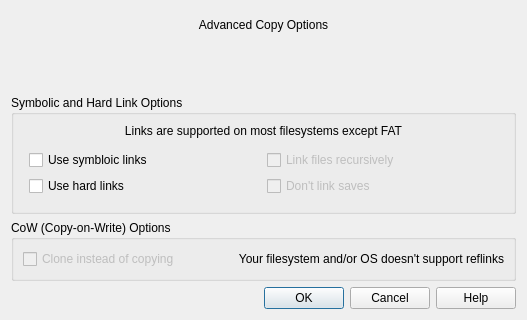
Above: launcher/ui/dialogs/CopyInstanceDialog.ui from FreesmTeam/FreesmLauncher before the change; both pictures show x 0 to 527 and y 379 to 699 of the 527 by 699 pixel window. Below: the same form after it.
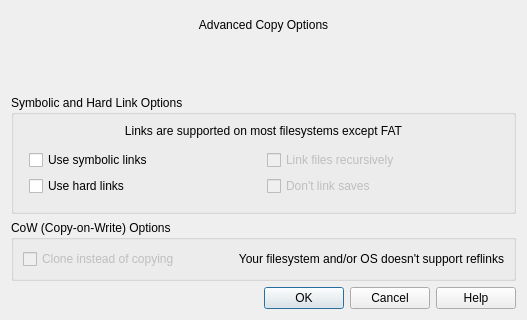
That is the form after the change. Icons and pictures are not drawn.

```diff
--- a/launcher/ui/dialogs/CopyInstanceDialog.ui
+++ b/launcher/ui/dialogs/CopyInstanceDialog.ui
@@ -305,7 +305,7 @@
           <item row="2" column="0">
            <widget class="QCheckBox" name="symbolicLinksCheckbox">
             <property name="text">
-             <string>Use symbloic links</string>
+             <string>Use symbolic links</string>
             </property>
             <property name="toolTip">
              <string>Use symbolic links instead of copying files.</string>
```
